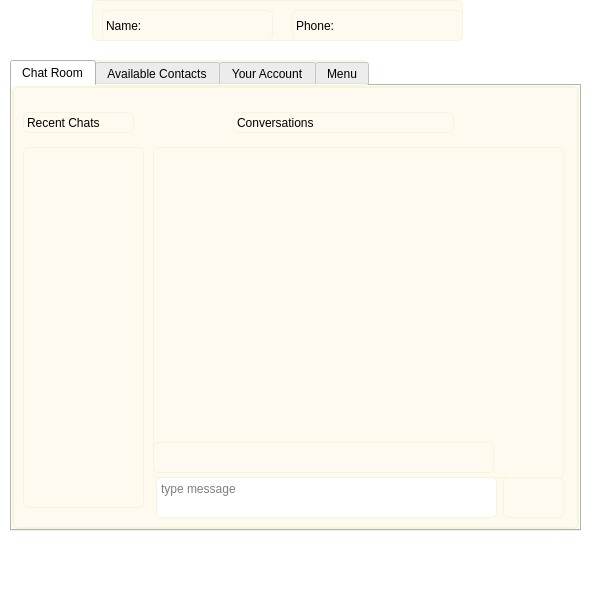
This is ChatApp/chatroom.ui in CHANCENY/chatApp as Qt 5 draws it before an edit. The edited form follows.
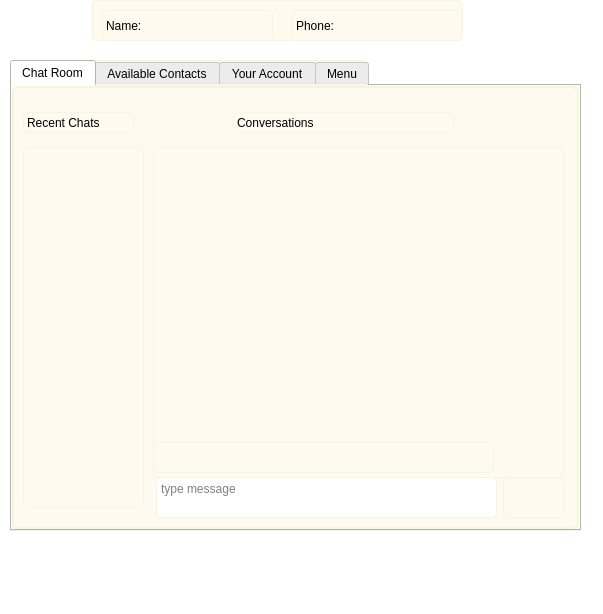
This is the edited form. The open tabs and pages were chosen to show the change. Icons and pictures are not drawn.

Patch:
```diff
--- a/ChatApp/chatroom.ui
+++ b/ChatApp/chatroom.ui
@@ -7,7 +7,7 @@
     <x>0</x>
     <y>0</y>
     <width>603</width>
-    <height>600</height>
+    <height>614</height>
    </rect>
   </property>
   <property name="windowTitle">
```
Left out of the diff: 45 changed lines with no effect on the pictures.
